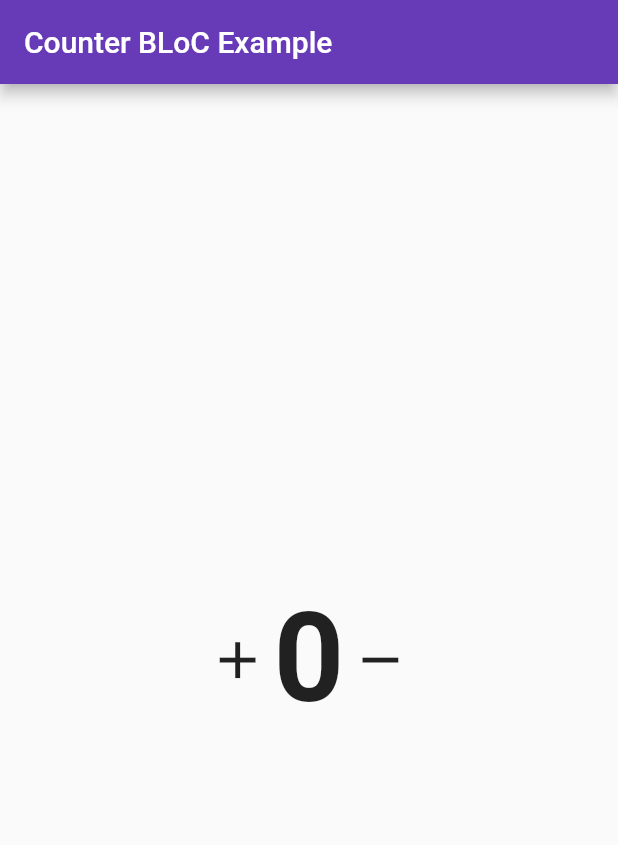
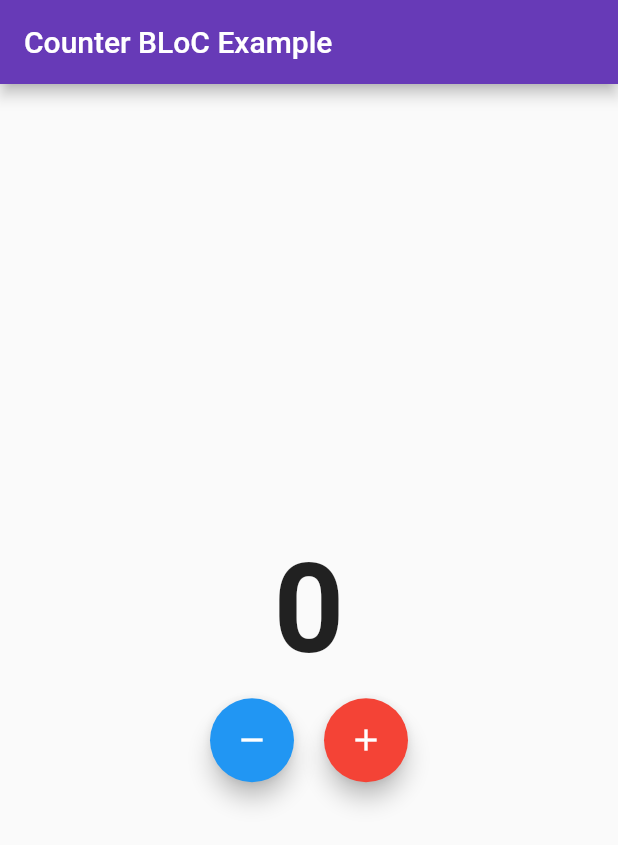
Before and after one commit to CactusTactus/flutter-counter-bloc, a Flutter app: the screen it shows after launch, on a phone screen of 412 x 824 dp. Shown: the top 845 px of the screen. Run offline on Flutter 3.47's test engine with Material 2 defaults, Android fonts, the phone set to English and light mode, and no system bars.

Commit message:
Update UI
In lib/widgets/counter.dart:
- replace IconButtons with FloatingActionButtons;
- buttons are now displayed below counter text.

```diff
--- a/lib/widgets/counter.dart
+++ b/lib/widgets/counter.dart
@@ -10,7 +10,6 @@ class Counter extends StatefulWidget {
 
 class _CounterState extends State<Counter> {
   CounterBloc _counterBloc;
-  double _iconSize;
   double _fontSize;
 
   @override
@@ -22,9 +21,7 @@ class _CounterState extends State<Counter> {
   @override
   void didChangeDependencies() {
     super.didChangeDependencies();
-    final mediaQuery = MediaQuery.of(context);
-    _iconSize = mediaQuery.size.shortestSide * 0.1;
-    _fontSize = mediaQuery.size.shortestSide * 0.2;
+    _fontSize = MediaQuery.of(context).size.shortestSide * 0.2;
   }
 
   @override
@@ -35,30 +32,34 @@ class _CounterState extends State<Counter> {
 
   @override
   Widget build(BuildContext context) {
-    return Row(
+    return Column(
       crossAxisAlignment: CrossAxisAlignment.center,
       mainAxisAlignment: MainAxisAlignment.spaceAround,
       mainAxisSize: MainAxisSize.min,
       children: [
-        IconButton(
-          icon: Icon(
-            Icons.add,
-            size: _iconSize,
-          ),
-          onPressed: () => _counterBloc.counterEventSink.add(IncrementEvent()),
-          padding: const EdgeInsets.all(0),
-        ),
         CounterText(
           counterBloc: _counterBloc,
           fontSize: _fontSize,
         ),
-        IconButton(
-          icon: Icon(
-            Icons.remove,
-            size: _iconSize,
-          ),
-          onPressed: () => _counterBloc.counterEventSink.add(DecrementEvent()),
-          padding: const EdgeInsets.all(0),
+        const SizedBox(height: 10),
+        Row(
+          mainAxisSize: MainAxisSize.min,
+          mainAxisAlignment: MainAxisAlignment.spaceBetween,
+          children: [
+            FloatingActionButton(
+              child: const Icon(Icons.remove),
+              backgroundColor: Colors.blue,
+              onPressed: () =>
+                  _counterBloc.counterEventSink.add(DecrementEvent()),
+            ),
+            const SizedBox(width: 20),
+            FloatingActionButton(
+              child: const Icon(Icons.add),
+              backgroundColor: Colors.red,
+              onPressed: () =>
+                  _counterBloc.counterEventSink.add(IncrementEvent()),
+            ),
+          ],
         ),
       ],
     );
```
